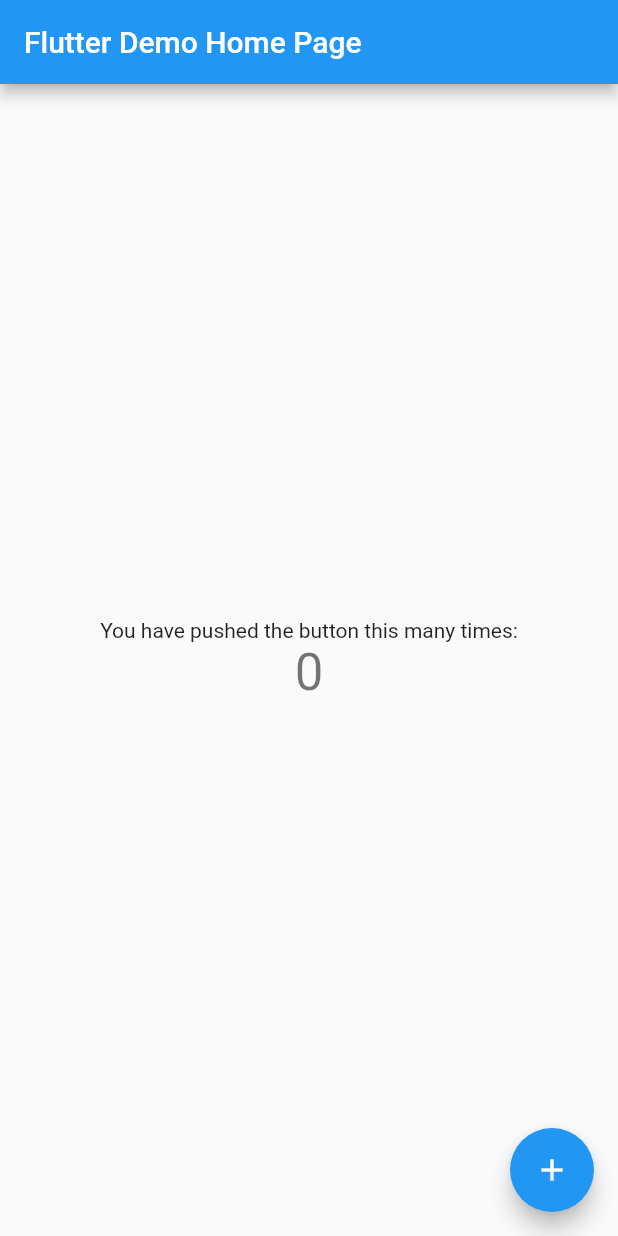
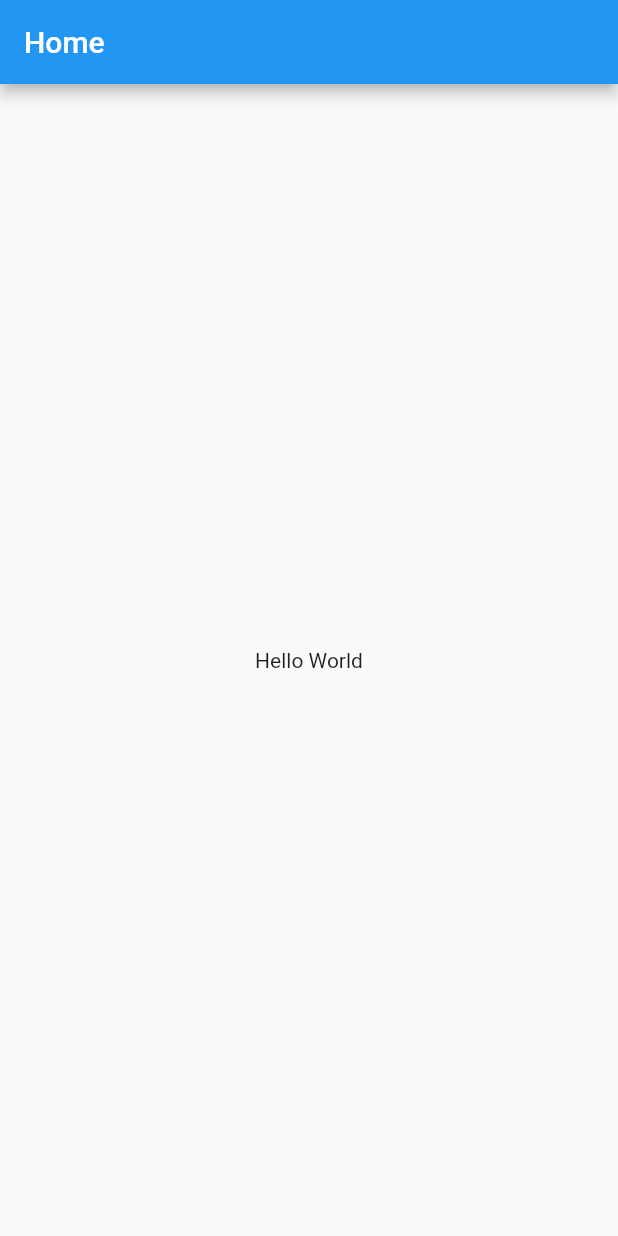
Before and after one commit to Jojojoaaaa/CalcuGrade, a Flutter app: the screen it shows after launch, on a phone screen of 412 x 824 dp. Run offline on Flutter 3.47's test engine with Material 2 defaults, Android fonts, the phone set to English and light mode, and no system bars.

Commit message:
base set up
- set up base structures
- enabled web

```diff
--- a/lib/main.dart
+++ b/lib/main.dart
@@ -1,111 +1,15 @@
 import 'package:flutter/material.dart';
+
+import 'package:calcugrade/screens/home/home.dart';
 
 void main() => runApp(MyApp());
 
 class MyApp extends StatelessWidget {
-  // This widget is the root of your application.
   @override
   Widget build(BuildContext context) {
     return MaterialApp(
-      title: 'Flutter Demo',
-      theme: ThemeData(
-        // This is the theme of your application.
-        //
-        // Try running your application with "flutter run". You'll see the
-        // application has a blue toolbar. Then, without quitting the app, try
-        // changing the primarySwatch below to Colors.green and then invoke
-        // "hot reload" (press "r" in the console where you ran "flutter run",
-        // or simply save your changes to "hot reload" in a Flutter IDE).
-        // Notice that the counter didn't reset back to zero; the application
-        // is not restarted.
-        primarySwatch: Colors.blue,
-      ),
-      home: MyHomePage(title: 'Flutter Demo Home Page'),
+      title: 'CalcuGrade',
+      home: Home(),
     );
   }
 }
-
-class MyHomePage extends StatefulWidget {
-  MyHomePage({Key key, this.title}) : super(key: key);
-
-  // This widget is the home page of your application. It is stateful, meaning
-  // that it has a State object (defined below) that contains fields that affect
-  // how it looks.
-
-  // This class is the configuration for the state. It holds the values (in this
-  // case the title) provided by the parent (in this case the App widget) and
-  // used by the build method of the State. Fields in a Widget subclass are
-  // always marked "final".
-
-  final String title;
-
-  @override
-  _MyHomePageState createState() => _MyHomePageState();
-}
-
-class _MyHomePageState extends State<MyHomePage> {
-  int _counter = 0;
-
-  void _incrementCounter() {
-    setState(() {
-      // This call to setState tells the Flutter framework that something has
-      // changed in this State, which causes it to rerun the build method below
-      // so that the display can reflect the updated values. If we changed
-      // _counter without calling setState(), then the build method would not be
-      // called again, and so nothing would appear to happen.
-      _counter++;
-    });
-  }
-
-  @override
-  Widget build(BuildContext context) {
-    // This method is rerun every time setState is called, for instance as done
-    // by the _incrementCounter method above.
-    //
-    // The Flutter framework has been optimized to make rerunning build methods
-    // fast, so that you can just rebuild anything that needs updating rather
-    // than having to individually change instances of widgets.
-    return Scaffold(
-      appBar: AppBar(
-        // Here we take the value from the MyHomePage object that was created by
-        // the App.build method, and use it to set our appbar title.
-        title: Text(widget.title),
-      ),
-      body: Center(
-        // Center is a layout widget. It takes a single child and positions it
-        // in the middle of the parent.
-        child: Column(
-          // Column is also a layout widget. It takes a list of children and
-          // arranges them vertically. By default, it sizes itself to fit its
-          // children horizontally, and tries to be as tall as its parent.
-          //
-          // Invoke "debug painting" (press "p" in the console, choose the
-          // "Toggle Debug Paint" action from the Flutter Inspector in Android
-          // Studio, or the "Toggle Debug Paint" command in Visual Studio Code)
-          // to see the wireframe for each widget.
-          //
-          // Column has various properties to control how it sizes itself and
-          // how it positions its children. Here we use mainAxisAlignment to
-          // center the children vertically; the main axis here is the vertical
-          // axis because Columns are vertical (the cross axis would be
-          // horizontal).
-          mainAxisAlignment: MainAxisAlignment.center,
-          children: <Widget>[
-            Text(
-              'You have pushed the button this many times:',
-            ),
-            Text(
-              '$_counter',
-              style: Theme.of(context).textTheme.display1,
-            ),
-          ],
-        ),
-      ),
-      floatingActionButton: FloatingActionButton(
-        onPressed: _incrementCounter,
-        tooltip: 'Increment',
-        child: Icon(Icons.add),
-      ), // This trailing comma makes auto-formatting nicer for build methods.
-    );
-  }
-}
--- /dev/null
+++ b/lib/screens/home/home.dart
@@ -0,0 +1,16 @@
+import 'package:flutter/material.dart';
+
+
+class Home extends StatelessWidget {
+  @override
+  Widget build(BuildContext context) {
+    return Scaffold(
+        appBar: AppBar(
+          title: Text('Home'),
+        ),
+        body: Center(
+          child: Text('Hello World'),
+        ),
+      );
+  }
+}
```
Also changed, not shown: lib/screens/grades/grades_input/input.dart (added), lib/screens/grades/grades_settings/settings.dart (added), lib/screens/students/student_profile/profile.dart (added), lib/screens/students/students_add/add.dart (added), lib/screens/students/students_list/list.dart (added), lib/services/services.dart (added), lib/widgets/buttons/route_buttons.dart (added), pubspec.lock, 11 other files.
